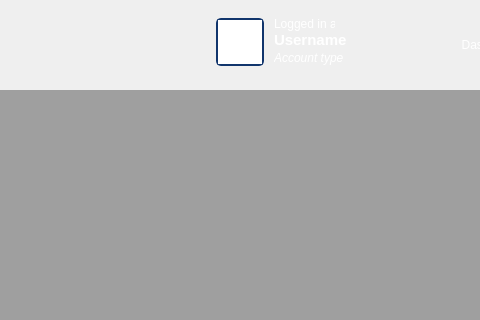
First picture: the form in mainwindow.ui, repository NCNM/PMS_01, before the edit; both pictures show x 96 to 576 and y 0 to 320 of the 1172 by 561 pixel window.
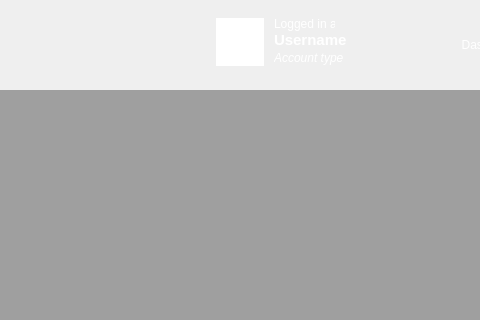
Second picture: the form after the edit. Icons and pictures are not drawn.

The edit to the form file:
```diff
--- a/mainwindow.ui
+++ b/mainwindow.ui
@@ -170,9 +170,9 @@
           </property>
           <property name="styleSheet">
            <string notr="true">border-image: url(:/images/generic_user.jpg);
-border: 2px solid;
-border-color: rgb(17, 53, 108);
-border-radius: 5px</string>
+border-radius: 5px;
+
+</string>
           </property>
           <property name="resizeAnchor">
            <enum>QGraphicsView::AnchorViewCenter</enum>
```
